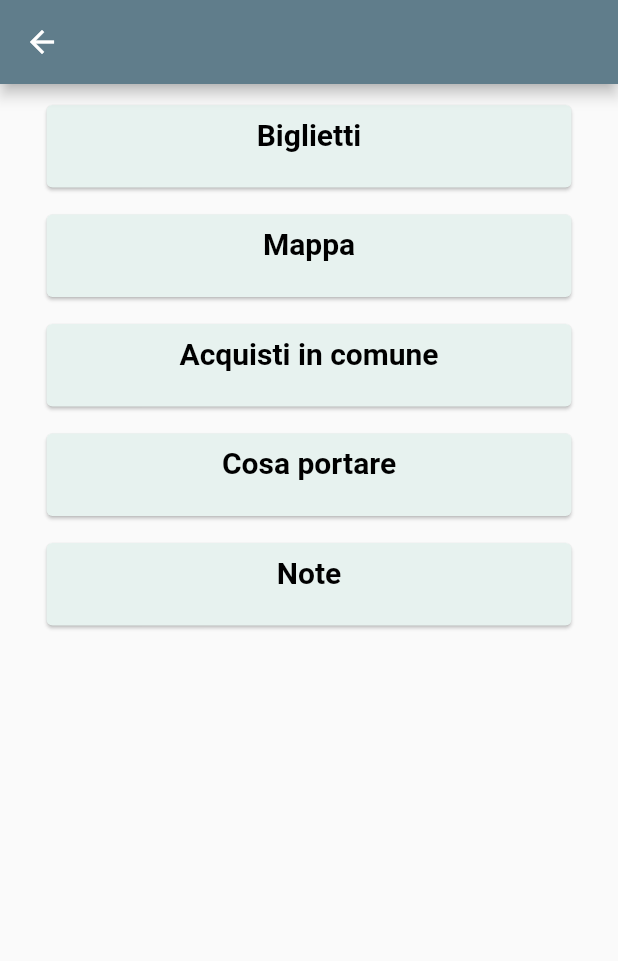
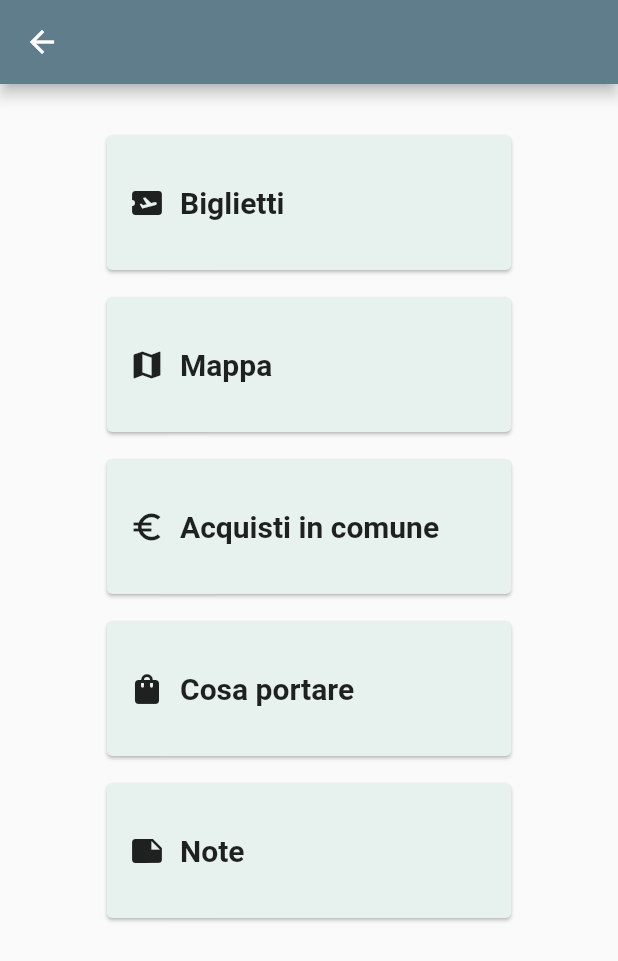
Before and after one commit to marinasegala/planup, a Flutter app: the TravInfo screen opened directly with empty values, on a phone screen of 412 x 824 dp. Shown: the top 961 px of the screen. Run offline on Flutter 3.47's test engine with Material 2 defaults, Android fonts, the phone set to English and light mode, and no system bars; our stand-ins replace carousel_slider, cloud_firestore, firebase_core, firebase_database; accounts and stored records are empty; Roboto replaces fonts that are missing (Arial).

Commit message:
travel widgets

```diff
--- a/lib/home_travel.dart
+++ b/lib/home_travel.dart
@@ -11,10 +11,10 @@ class HomeTravel extends StatefulWidget {
   const HomeTravel({super.key});
 
   @override
-  State<HomeTravel> createState() => _HomePage();
+  State<HomeTravel> createState() => _HomeTravelState();
 }
 
-class _HomePage extends State<HomeTravel> {
+class _HomeTravelState extends State<HomeTravel> {
   final DataRepository repository = DataRepository();
 
   final boldStyle = const TextStyle(fontSize: 18.0, fontWeight: FontWeight.bold);
--- a/lib/show/item_card.dart
+++ b/lib/show/item_card.dart
@@ -1,6 +1,7 @@
 import 'package:flutter/material.dart';
 import 'package:intl/intl.dart';
 import 'package:planup/model/travel.dart';
+import 'package:planup/widgets/tickets.dart';
 
 final _lightColors = [
   Colors.amber.shade300,
@@ -13,45 +14,46 @@ final _lightColors = [
 
 class ItemWidget extends StatelessWidget {
   String name ='';
+  IconData icon;
+  int index;
 
   ItemWidget({
     Key? key,
     required this.name,
-    //required this.index,
+    required this.icon,
+    required this.index,
   }) : super(key: key);
-
-
-  //String get name => this.name;
-  //const ItemWidget({super.key});
 
   @override
   Widget build(BuildContext context) {
-    /// Pick colors from the accent colors based on index
-    const color = Color.fromARGB(255, 231, 242, 239); //_lightColors[index % _lightColors.length];
-    //final time = DateFormat.yMMMd().format(note.createdTime);
-    //final minHeight = getMinHeight(index);
+    return GestureDetector(
+      onTap: () {
+        switch (index) {
+          case 2:
 
-    return Card(
-      color: color,
-      child: Container(
-        constraints: const BoxConstraints(minHeight: 55, minWidth: 350),
-        padding: const EdgeInsets.all(8),
-        //child: Column(
-          //mainAxisSize: MainAxisSize.min,
-          //crossAxisAlignment: CrossAxisAlignment.start,
-        child: //  children: [
-            Text(
-              name,
-              style: const TextStyle(
-                color: Colors.black,
-                fontSize: 20,
-                fontWeight: FontWeight.bold,
-              ),
-              textAlign: TextAlign.center,
-            ),
-          //],
-        ),
+            break;
 
+          default: Navigator.push(context, MaterialPageRoute(builder: (context) => const Tickets()),);
+        }
+      },
+      child: Card(
+        color: const Color.fromARGB(255, 231, 242, 239),
+          child: SizedBox(
+            width: 270,
+            height: 90,
+            child: Row(
+              children: [
+                const SizedBox(width: 15),
+                Icon(icon),
+                const SizedBox(width: 10),
+                Text(
+                  name,
+                  style:const TextStyle(fontSize: 20,fontWeight: FontWeight.bold)
+                ),
+              ],
+            )
+          ),
+      )
     );
   }
 }
--- a/lib/travel_info.dart
+++ b/lib/travel_info.dart
@@ -1,5 +1,6 @@
 import 'package:flutter/material.dart';
 import 'package:planup/show/item_card.dart';
+import 'package:planup/widgets/tickets.dart';
 
 import 'db/travel_rep.dart';
 import 'model/travel.dart';
@@ -15,6 +16,7 @@ class TravInfo extends StatelessWidget {
     return SafeArea(
       top: false,
       bottom: false,
+
       child: Scaffold(
         appBar: AppBar(
           title: Text(trav.name),
@@ -26,20 +28,19 @@ class TravInfo extends StatelessWidget {
         ),
 
         //body: const Center(child: Text('TODO: add widget')),
-
         body: Center(
           child: Column(
             children: [
+              const SizedBox(height: 30),
+              ItemWidget(name: 'Biglietti', icon: Icons.airplane_ticket, index: 1,),
               const SizedBox(height: 10),
-              ItemWidget(name: 'Biglietti'),
+              ItemWidget(name: 'Mappa', icon: Icons.map, index: 2,),
               const SizedBox(height: 10),
-              ItemWidget(name: 'Mappa'),
+              ItemWidget(name: 'Acquisti in comune', icon: Icons.euro_symbol, index: 3,),
               const SizedBox(height: 10),
-              ItemWidget(name: 'Acquisti in comune'),
+              ItemWidget(name: 'Cosa portare', icon: Icons.shopping_bag, index: 4,),
               const SizedBox(height: 10),
-              ItemWidget(name: 'Cosa portare'),
-              const SizedBox(height: 10),
-              ItemWidget(name: 'Note'),
+              ItemWidget(name: 'Note', icon: Icons.note, index: 5,),
           ]),
         ),
       ),
```
Also changed, not shown: lib/create_travel.dart (+0 -16 lines), lib/widgets/tickets.dart (added, +32 -0 lines).
